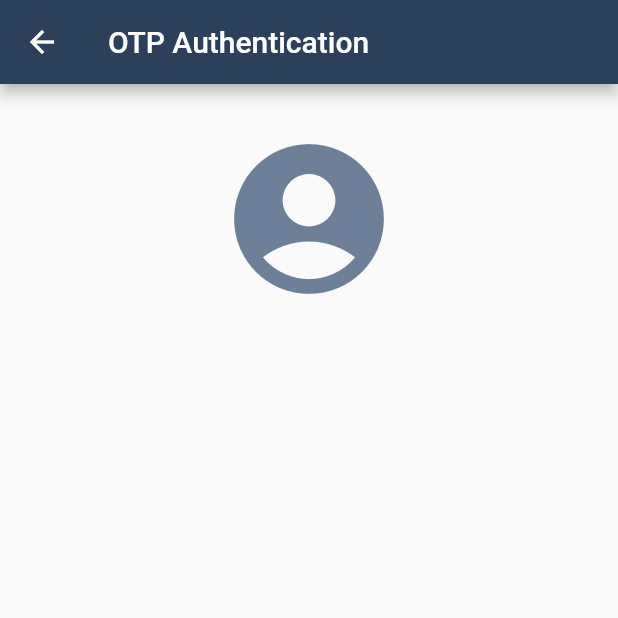
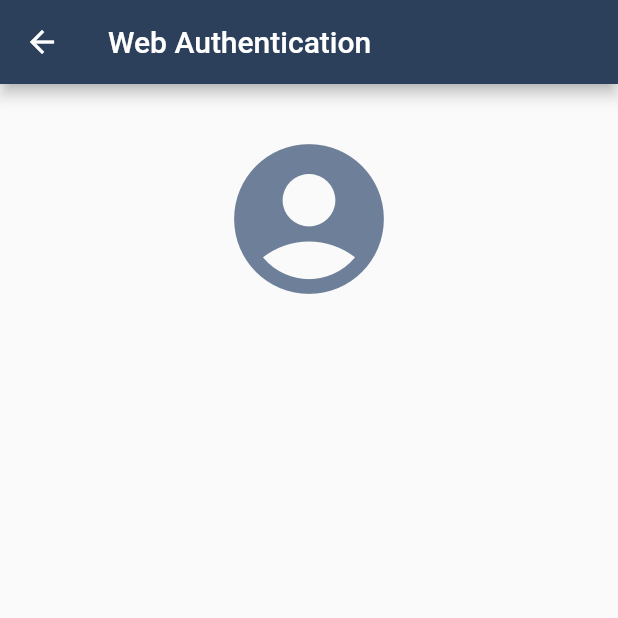
Before and after one commit to mojaloop/contrib-pisp-demo-ui, a Flutter app: the WebAuth screen opened directly with empty values, on a phone screen of 412 x 824 dp, the top half of it. Run offline on Flutter 3.47's test engine with Material 2 defaults, Android fonts, the phone set to English and light mode, and no system bars; our stand-ins replace cloud_firestore, equatable, firebase_auth, flutter_secure_storage, get, google_fonts and 4 more; missing offline and left inert: flutter_web_auth, international_phone_input; accounts and stored records are empty; generated files the repository leaves out were written again.

Commit message:
Correct typo in text

```diff
--- a/lib/ui/pages/account-linking/web_auth.dart
+++ b/lib/ui/pages/account-linking/web_auth.dart
@@ -64,7 +64,7 @@ class WebAuth extends StatelessWidget {
   Widget build(BuildContext context) {
     return Scaffold(
         appBar: AppBar(
-          title: const Text('OTP Authentication'),
+          title: const Text('Web Authentication'),
         ),
         body: Padding(
           padding: const EdgeInsets.symmetric(horizontal: 30),
```
